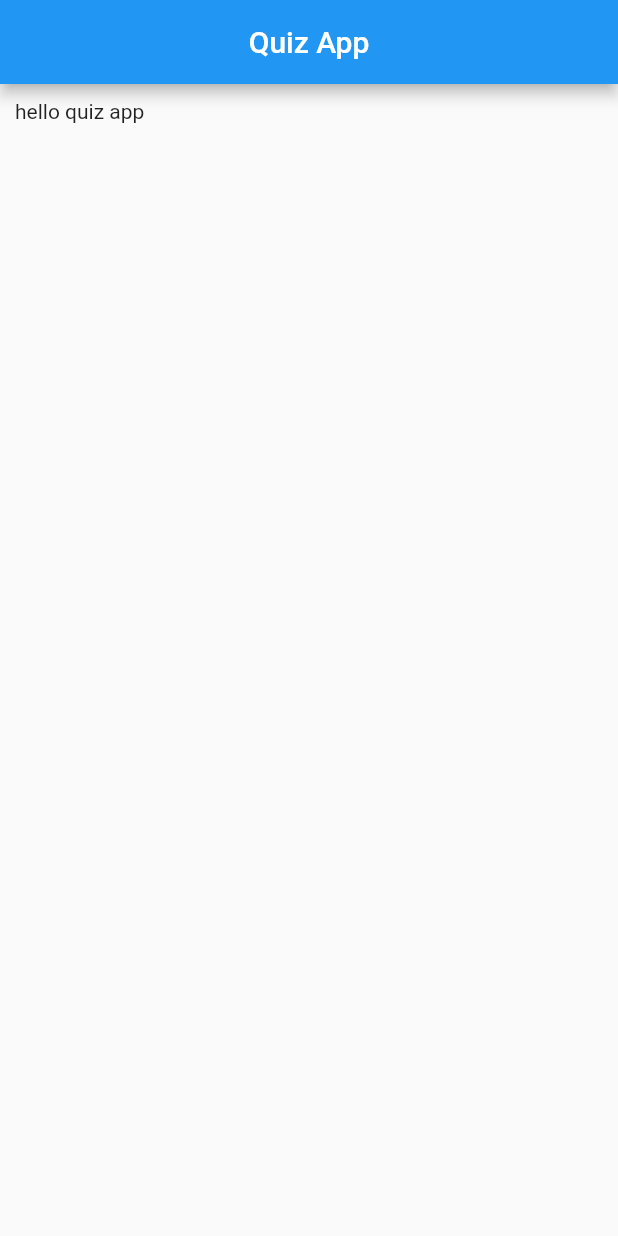
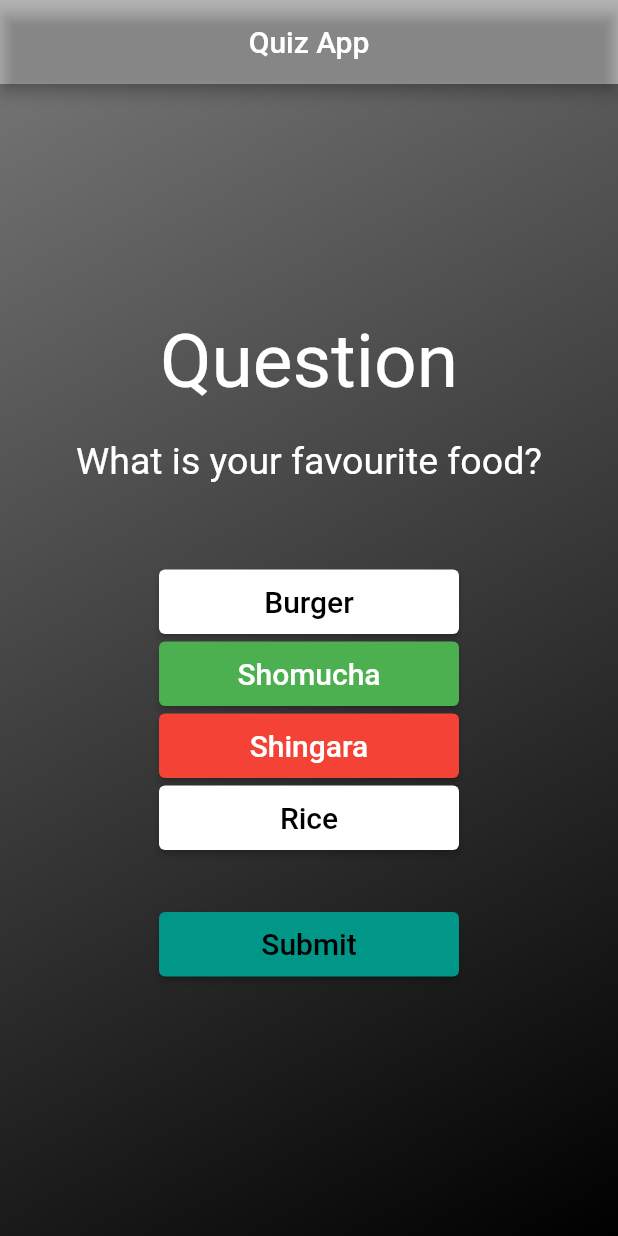
Before and after one commit to rokydas/quiz-app-flutter, a Flutter app: the screen it shows after launch, on a phone screen of 412 x 824 dp. Run offline on Flutter 3.47's test engine with Material 2 defaults, Android fonts, the phone set to English and light mode, and no system bars.

Commit message:
quiz home page design done

```diff
--- a/lib/main.dart
+++ b/lib/main.dart
@@ -1,4 +1,5 @@
 import 'package:flutter/material.dart';
+import 'package:flutter/rendering.dart';
 
 void main() {
   runApp(MyApp());
@@ -10,12 +11,25 @@ class MyApp extends StatelessWidget {
     return MaterialApp(
       home: Scaffold(
         appBar: AppBar(
-          title: Center(child: Text('Quiz App'))
+            backgroundColor: Colors.black26,
+            title: Center(
+                child: Text('Quiz App'),
+            ),
         ),
         body: SafeArea(
-          child: Padding(
-            padding: EdgeInsets.all(10),
-            child: Text('hello quiz app'),
+          child: Container(
+            width: double.infinity,
+            height: double.infinity,
+            decoration: BoxDecoration(
+                gradient: LinearGradient(
+              begin: Alignment.bottomRight,
+              end: Alignment.topLeft,
+              colors: [Colors.black, Colors.black54],
+            )),
+            child: Padding(
+              padding: EdgeInsets.all(20),
+              child: QuizPage(),
+            ),
           ),
         ),
       ),
@@ -23,14 +37,145 @@ class MyApp extends StatelessWidget {
   }
 }
 
-// class QuizPage extends StatefulWidget {
-//   @override
-//   _QuizPageState createState() => _QuizPageState();
-// }
-//
-// class _QuizPageState extends State<QuizPage> {
-//   @override
-//   Widget build(BuildContext context) {
-//     return Container(child: Text('Hello Quiz App'),);
-//   }
-// }
+class QuizPage extends StatefulWidget {
+  @override
+  _QuizPageState createState() => _QuizPageState();
+}
+
+class _QuizPageState extends State<QuizPage> {
+  @override
+  Widget build(BuildContext context) {
+    return Container(
+      child: Column(
+        // mainAxisAlignment: MainAxisAlignment.center,
+        children: [
+          Expanded(flex: 2, child: Text(''),),
+      Expanded(
+        flex: 1,
+        child: Center(
+          child: Text(
+            'Question',
+            textAlign: TextAlign.center,
+            style: TextStyle(
+              color: Colors.white,
+              fontSize: 50,
+            ),
+          ),
+        ),
+      ),
+      Expanded(
+        flex: 1,
+        child: Center(
+          child: Text(
+            'What is your favourite food?',
+            textAlign: TextAlign.center,
+            style: TextStyle(
+              color: Colors.white,
+              fontSize: 25,
+            ),
+          ),
+        ),
+      ),
+      Expanded(
+          flex: 4,
+          child: Container(
+            width: 200,
+            child: Column(
+              crossAxisAlignment: CrossAxisAlignment.stretch,
+              mainAxisAlignment: MainAxisAlignment.center,
+              children: [
+                ElevatedButton(
+                  onPressed: () {},
+                  style: ButtonStyle(
+                    backgroundColor:
+                        MaterialStateProperty.all<Color>(Colors.white),
+                  ),
+                  child: Padding(
+                    padding: const EdgeInsets.all(10),
+                    child: Text(
+                      'Burger',
+                      style: TextStyle(color: Colors.black, fontSize: 20),
+                    ),
+                  ),
+                ),
+                ElevatedButton(
+                  onPressed: () {},
+                  style: ButtonStyle(
+                    backgroundColor:
+                        MaterialStateProperty.all<Color>(Colors.green),
+                  ),
+                  child: Padding(
+                    padding: const EdgeInsets.all(10),
+                    child: Text(
+                      'Shomucha',
+                      style: TextStyle(color: Colors.white, fontSize: 20),
+                    ),
+                  ),
+                ),
+                ElevatedButton(
+                  onPressed: () {},
+                  style: ButtonStyle(
+                    backgroundColor:
+                        MaterialStateProperty.all<Color>(Colors.red),
+                  ),
+                  child: Padding(
+                    padding: const EdgeInsets.all(10),
+                    child: Text(
+                      'Shingara',
+                      style: TextStyle(
+                        color: Colors.white,
+                        fontSize: 20,
+                      ),
+                    ),
+                  ),
+                ),
+                ElevatedButton(
+                  onPressed: () {},
+                  style: ButtonStyle(
+                    backgroundColor:
+                        MaterialStateProperty.all<Color>(Colors.white),
+                  ),
+                  child: Padding(
+                    padding: const EdgeInsets.all(10),
+                    child: Text(
+                      'Rice',
+                      style: TextStyle(
+                        color: Colors.black,
+                        fontSize: 20,
+                      ),
+                    ),
+                  ),
+                ),
+              ],
+            ),
+          )),
+      Expanded(
+          flex: 1,
+          child: Container(
+            width: 200,
+            child: Column(
+              crossAxisAlignment: CrossAxisAlignment.stretch,
+              children: [
+                ElevatedButton(
+                  onPressed: () {},
+                  style: ButtonStyle(
+                    backgroundColor:
+                    MaterialStateProperty.all<Color>(Colors.teal),
+                  ),
+                  child: Padding(
+                    padding: const EdgeInsets.all(10),
+                    child: Text(
+                      'Submit',
+                      style: TextStyle(color: Colors.black, fontSize: 20),
+                    ),
+                  ),
+                ),
+              ],
+            ),
+          )),
+          Expanded(flex: 2, child: Text(''),),
+        ],
+      ),
+    );
+  }
+}
```
